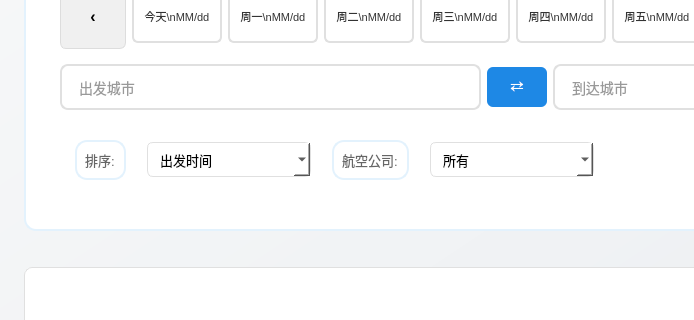
Above: Client/mainwindow.ui from smallsmallrui214/FlightBookingSystem before the change; both pictures show x 0 to 694 and y 246 to 566 of the 1200 by 800 pixel window. Below: the same form after it.
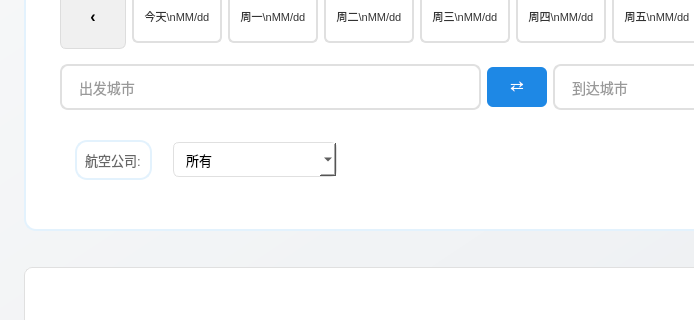
That is the form after the change.

Commit message: 删除了排序功能，默认出发时间排序

What changed in the file:
```diff
--- a/Client/mainwindow.ui
+++ b/Client/mainwindow.ui
@@ -569,58 +569,6 @@
        </item>
        <item>
         <layout class="QHBoxLayout" name="filterLayout">
-         <item>
-          <widget class="QLabel" name="sortLabel">
-           <property name="styleSheet">
-            <string notr="true">QLabel {
-    color: #666;
-    font-size: 13px;
-    padding: 8px 5px;
-}</string>
-           </property>
-           <property name="text">
-            <string>排序:</string>
-           </property>
-          </widget>
-         </item>
-         <item>
-          <widget class="QComboBox" name="sortComboBox">
-           <property name="styleSheet">
-            <string notr="true">QComboBox {
-    background: white;
-    border: 1px solid #e0e0e0;
-    border-radius: 6px;
-    padding: 8px 12px;
-    font-size: 13px;
-    min-width: 120px;
-}
-
-QComboBox:focus {
-    border-color: #1e88e5;
-}</string>
-           </property>
-           <item>
-            <property name="text">
-             <string>出发时间</string>
-            </property>
-           </item>
-           <item>
-            <property name="text">
-             <string>价格升序</string>
-            </property>
-           </item>
-           <item>
-            <property name="text">
-             <string>价格降序</string>
-            </property>
-           </item>
-           <item>
-            <property name="text">
-             <string>飞行时长</string>
-            </property>
-           </item>
-          </widget>
-         </item>
          <item>
           <widget class="QLabel" name="airlineLabel">
            <property name="styleSheet">
```
The commit also changes 3 other files.
